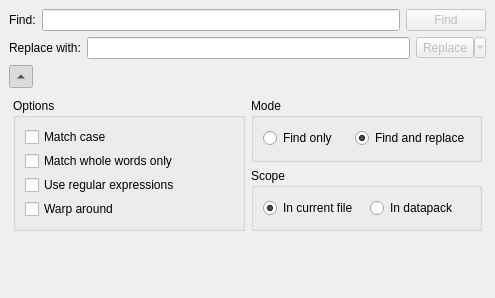
Above: src/findandreplacedock.ui from IoeCmcomc/MCDatapacker before the change. Below: the same form after it.
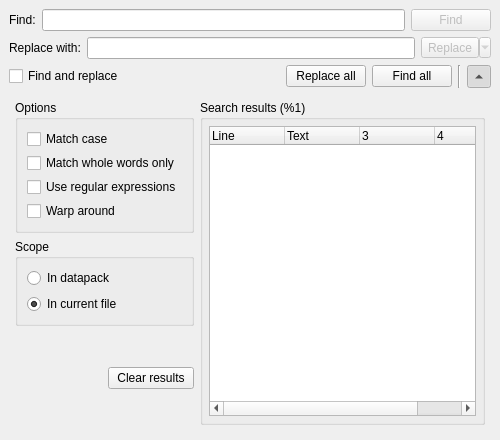
That is the form after the change.

Commit message: [Impl] Improve the find and replace dock

Patch:
```diff
--- a/src/findandreplacedock.ui
+++ b/src/findandreplacedock.ui
@@ -6,15 +6,15 @@
    <rect>
     <x>0</x>
     <y>0</y>
-    <width>495</width>
-    <height>298</height>
+    <width>500</width>
+    <height>440</height>
    </rect>
   </property>
   <property name="windowTitle">
    <string>Find</string>
   </property>
   <widget class="QWidget" name="dockWidgetContents">
-   <layout class="QVBoxLayout" name="verticalLayout_2">
+   <layout class="QVBoxLayout" name="verticalLayout_3">
     <item>
      <layout class="QHBoxLayout" name="horizontalLayout_2">
       <item>
@@ -28,7 +28,11 @@
        </widget>
       </item>
       <item>
-       <widget class="QLineEdit" name="findEdit"/>
+       <widget class="QLineEdit" name="findEdit">
+        <property name="clearButtonEnabled">
+         <bool>true</bool>
+        </property>
+       </widget>
       </item>
       <item>
        <widget class="QPushButton" name="findBtn">
@@ -79,7 +83,11 @@
           </widget>
          </item>
          <item>
-          <widget class="QLineEdit" name="replaceEdit"/>
+          <widget class="QLineEdit" name="replaceEdit">
+           <property name="clearButtonEnabled">
+            <bool>true</bool>
+           </property>
+          </widget>
          </item>
          <item>
           <widget class="QToolButton" name="replaceBtn">
@@ -100,37 +108,200 @@
      </widget>
     </item>
     <item>
-     <widget class="QToolButton" name="foldBtn">
-      <property name="checkable">
-       <bool>true</bool>
-      </property>
-      <property name="checked">
-       <bool>true</bool>
-      </property>
-      <property name="arrowType">
-       <enum>Qt::UpArrow</enum>
-      </property>
-     </widget>
+     <layout class="QHBoxLayout" name="horizontalLayout_3">
+      <item>
+       <widget class="QCheckBox" name="findReplaceCheck">
+        <property name="text">
+         <string>Find and replace</string>
+        </property>
+       </widget>
+      </item>
+      <item>
+       <spacer name="horizontalSpacer">
+        <property name="orientation">
+         <enum>Qt::Horizontal</enum>
+        </property>
+        <property name="sizeHint" stdset="0">
+         <size>
+          <width>40</width>
+          <height>20</height>
+         </size>
+        </property>
+       </spacer>
+      </item>
+      <item>
+       <widget class="QPushButton" name="replaceAllBtn">
+        <property name="text">
+         <string>Replace all</string>
+        </property>
+       </widget>
+      </item>
+      <item>
+       <widget class="QPushButton" name="findAllBtn">
+        <property name="text">
+         <string>Find all</string>
+        </property>
+       </widget>
+      </item>
+      <item>
+       <widget class="Line" name="line">
+        <property name="orientation">
+         <enum>Qt::Vertical</enum>
+        </property>
+       </widget>
+      </item>
+      <item>
+       <widget class="QToolButton" name="foldBtn">
+        <property name="checkable">
+         <bool>true</bool>
+        </property>
+        <property name="checked">
+         <bool>true</bool>
+        </property>
+        <property name="arrowType">
+         <enum>Qt::UpArrow</enum>
+        </property>
+       </widget>
+      </item>
+     </layout>
     </item>
     <item>
      <widget class="QFrame" name="moreFrame">
       <property name="frameShape">
        <enum>QFrame::NoFrame</enum>
       </property>
-      <layout class="QGridLayout" name="gridLayout">
+      <layout class="QGridLayout" name="gridLayout_3">
        <property name="leftMargin">
-        <number>4</number>
+        <number>6</number>
        </property>
        <property name="topMargin">
-        <number>4</number>
+        <number>6</number>
        </property>
        <property name="rightMargin">
-        <number>4</number>
+        <number>6</number>
        </property>
        <property name="bottomMargin">
-        <number>4</number>
+        <number>6</number>
        </property>
-       <item row="0" column="0" rowspan="2">
+       <item row="0" column="2" rowspan="3">
+        <widget class="QGroupBox" name="resultsBox">
+         <property name="title">
+          <string>Search results (%1)</string>
+         </property>
+         <layout class="QGridLayout" name="gridLayout">
+          <property name="leftMargin">
+           <number>6</number>
+          </property>
+          <property name="topMargin">
+           <number>6</number>
+          </property>
+          <property name="rightMargin">
+           <number>6</number>
+          </property>
+          <property name="bottomMargin">
+           <number>6</number>
+          </property>
+          <item row="0" column="0">
+           <widget class="QTreeWidget" name="resultsTree">
+            <property name="editTriggers">
+             <set>QAbstractItemView::NoEditTriggers</set>
+            </property>
+            <property name="alternatingRowColors">
+             <bool>true</bool>
+            </property>
+            <property name="selectionBehavior">
+             <enum>QAbstractItemView::SelectRows</enum>
+            </property>
+            <property name="indentation">
+             <number>10</number>
+            </property>
+            <property name="headerHidden">
+             <bool>false</bool>
+            </property>
+            <property name="columnCount">
+             <number>4</number>
+            </property>
+            <attribute name="headerMinimumSectionSize">
+             <number>25</number>
+            </attribute>
+            <attribute name="headerDefaultSectionSize">
+             <number>75</number>
+            </attribute>
+            <column>
+             <property name="text">
+              <string>Line</string>
+             </property>
+            </column>
+            <column>
+             <property name="text">
+              <string>Text</string>
+             </property>
+            </column>
+            <column>
+             <property name="text">
+              <string/>
+             </property>
+            </column>
+            <column>
+             <property name="text">
+              <string/>
+             </property>
+            </column>
+           </widget>
+          </item>
+         </layout>
+        </widget>
+       </item>
+       <item row="2" column="0">
+        <spacer name="verticalSpacer">
+         <property name="orientation">
+          <enum>Qt::Vertical</enum>
+         </property>
+         <property name="sizeType">
+          <enum>QSizePolicy::Expanding</enum>
+         </property>
+         <property name="sizeHint" stdset="0">
+          <size>
+           <width>20</width>
+           <height>40</height>
+          </size>
+         </property>
+        </spacer>
+       </item>
+       <item row="2" column="1">
+        <widget class="QPushButton" name="clearResultsBtn">
+         <property name="text">
+          <string>Clear results</string>
+         </property>
+        </widget>
+       </item>
+       <item row="1" column="0" colspan="2">
+        <widget class="QGroupBox" name="groupBox_3">
+         <property name="title">
+          <string>Scope</string>
+         </property>
+         <layout class="QVBoxLayout" name="verticalLayout_2">
+          <item>
+           <widget class="QRadioButton" name="packRadio">
+            <property name="text">
+             <string>In datapack</string>
+            </property>
+           </widget>
+          </item>
+          <item>
+           <widget class="QRadioButton" name="fileRadio">
+            <property name="text">
+             <string>In current file</string>
+            </property>
+            <property name="checked">
+             <bool>true</bool>
+            </property>
+           </widget>
+          </item>
+         </layout>
+        </widget>
+       </item>
+       <item row="0" column="0" colspan="2">
         <widget class="QGroupBox" name="groupBox_2">
          <property name="title">
           <string>Options</string>
@@ -170,77 +341,9 @@
          </layout>
         </widget>
        </item>
-       <item row="0" column="1">
-        <widget class="QGroupBox" name="groupBox">
-         <property name="title">
-          <string>Mode</string>
-         </property>
-         <layout class="QHBoxLayout" name="horizontalLayout_4">
-          <item>
-           <widget class="QRadioButton" name="findRadio">
-            <property name="text">
-             <string>Find only</string>
-            </property>
-           </widget>
-          </item>
-          <item>
-           <widget class="QRadioButton" name="findReplaceRadio">
-            <property name="text">
-             <string>Find and replace</string>
-            </property>
-            <property name="checked">
-             <bool>true</bool>
-            </property>
-           </widget>
-          </item>
-         </layout>
-        </widget>
-       </item>
-       <item row="1" column="1">
-        <widget class="QGroupBox" name="groupBox_3">
-         <property name="title">
-          <string>Scope</string>
-         </property>
-         <layout class="QHBoxLayout" name="horizontalLayout_3">
-          <item>
-           <widget class="QRadioButton" name="fileRadio">
-            <property name="text">
-             <string>In current file</string>
-            </property>
-            <property name="checked">
-             <bool>true</bool>
-            </property>
-           </widget>
-          </item>
-          <item>
-           <widget class="QRadioButton" name="packRadio">
-            <property name="text">
-             <string>In datapack</string>
-            </property>
-           </widget>
-          </item>
-         </layout>
-        </widget>
-       </item>
       </layout>
      </widget>
     </item>
-    <item>
-     <spacer name="verticalSpacer">
-      <property name="orientation">
-       <enum>Qt::Vertical</enum>
-      </property>
-      <property name="sizeType">
-       <enum>QSizePolicy::Expanding</enum>
-      </property>
-      <property name="sizeHint" stdset="0">
-       <size>
-        <width>0</width>
-        <height>20</height>
-       </size>
-      </property>
-     </spacer>
-    </item>
    </layout>
   </widget>
  </widget>
```
Left out of the diff: 10 changed lines with no effect on the pictures. The commit also changes 8 other files.
